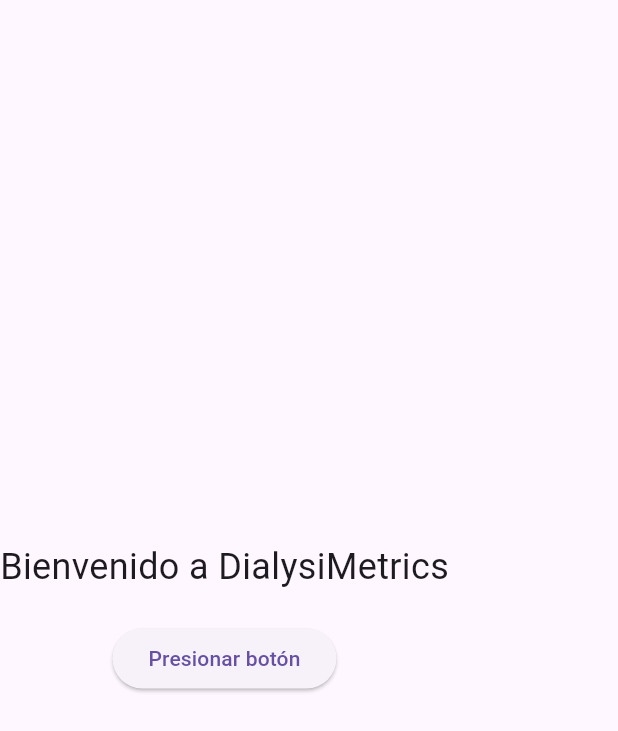
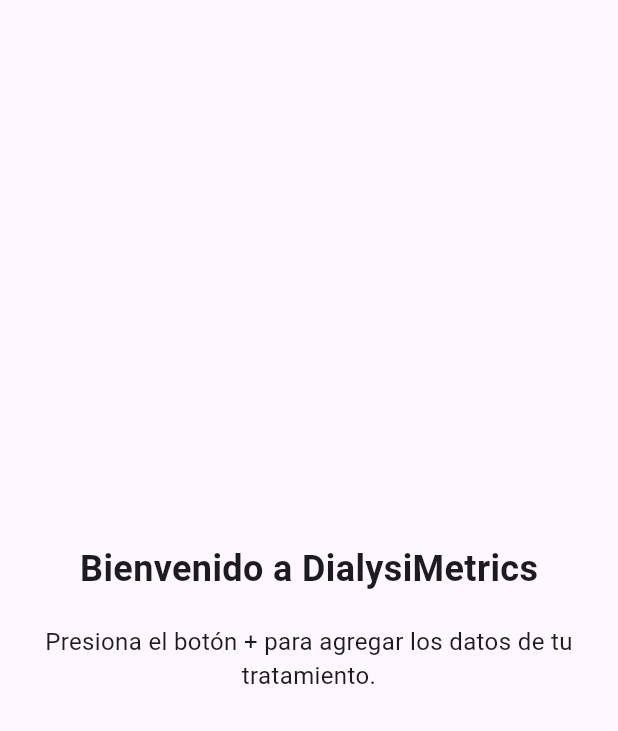
Before and after one commit to Raikishadows17/HemoDynamiX, a Flutter app: the HomePageView widget shown alone on an empty page, opened directly with empty values, on a phone screen of 412 x 824 dp. Shown: the top 731 px of the screen. Run offline on Flutter 3.47's test engine with Material 3 defaults, Android fonts, the light colour scheme and no system bars; our stand-ins replace sqflite; accounts and stored records are empty.

Commit message:
Actualizo pagina de home para agregar y mostrar datos desde la base datos sqlite
se agregaron datos en bd como peso pre, peso post, presion pre y post, liquidos total, fecha

```diff
--- /dev/null
+++ b/Software/lib/database/models/treatment_model.dart
@@ -0,0 +1,53 @@
+class Treatment {
+  final int id;
+  final double weightPre;
+  final double weightPost;
+  final int pressurePreSystolic;
+  final int pressurePreDiastolic;
+  final int pressurePostSystolic;
+  final int pressurePostDiastolic;
+  final int totalLiquids;
+  final String date;
+
+  Treatment({
+    required this.id,
+    required this.weightPre,
+    required this.weightPost,
+    required this.pressurePreSystolic,
+    required this.pressurePreDiastolic,
+    required this.pressurePostSystolic,
+    required this.pressurePostDiastolic,
+    required this.totalLiquids,
+    required this.date,
+  });
+
+  // Método para mapear datos desde la base de datos
+  factory Treatment.fromMap(Map<String, dynamic> json) {
+    return Treatment(
+      id: json['id'],
+      weightPre: json['weight_pre'],
+      weightPost: json['weight_post'],
+      pressurePreSystolic: json['pressure_pre_systolic'],
+      pressurePreDiastolic: json['pressure_pre_diastolic'],
+      pressurePostSystolic: json['pressure_post_systolic'],
+      pressurePostDiastolic: json['pressure_post_diastolic'],
+      totalLiquids: json['total_liquids'],
+      date: json['date'],
+    );
+  }
+
+  // Método para mapear datos hacia la base de datos
+  Map<String, dynamic> toMap() {
+    return {
+      'id': id,
+      'weight_pre': weightPre,
+      'weight_post': weightPost,
+      'pressure_pre_systolic': pressurePreSystolic,
+      'pressure_pre_diastolic': pressurePreDiastolic,
+      'pressure_post_systolic': pressurePostSystolic,
+      'pressure_post_diastolic': pressurePostDiastolic,
+      'total_liquids': totalLiquids,
+      'date': date,
+    };
+  }
+}
--- a/Software/lib/pages/home/homepage_view.dart
+++ b/Software/lib/pages/home/homepage_view.dart
@@ -8,19 +8,25 @@
 
   @override
   Widget build(BuildContext context) {
-    return Column(
+    return Center(
+      child: Padding(
+        padding: const EdgeInsets.all(16.0),
+        child: Column(
           mainAxisAlignment: MainAxisAlignment.center,
-      children: [
+          children: <Widget>[
             Text(
               'Bienvenido a DialysiMetrics',
-          style: TextStyle(fontSize: 24),
+              style: TextStyle(fontSize: 24, fontWeight: FontWeight.bold),
             ),
             SizedBox(height: 20),
-        ElevatedButton(
-          onPressed: () => controller.onButtonPressed(),
-          child: Text('Presionar botón'),
+            Text(
+              'Presiona el botón + para agregar los datos de tu tratamiento.',
+              style: TextStyle(fontSize: 16),
+              textAlign: TextAlign.center,
             ),
           ],
+        ),
+      ),
     );
   }
 }
--- a/Software/pubspec.yaml
+++ b/Software/pubspec.yaml
@@ -38,6 +38,8 @@
   cupertino_icons: ^1.0.6
   sqflite: ^2.0.0+3
   path: ^1.8.0
+  intl: ^0.17.0
+  provider: ^6.0.5
 
 dev_dependencies:
   flutter_test:
```
Also changed, not shown: Software/lib/database/database_helper.dart (+60 -0 lines), Software/lib/main.dart (+13 -6 lines), Software/lib/pages/home/home_page.dart (+61 -18 lines), Software/lib/pages/home/homepage_controller.dart (+148 -4 lines). Lines whose indentation alone changed are shown as unchanged.
